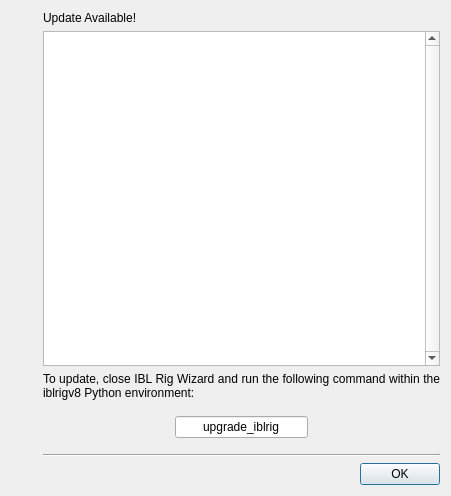
Above: iblrig/gui/ui_update.ui from int-brain-lab/iblrig before the change. Below: the same form after it.
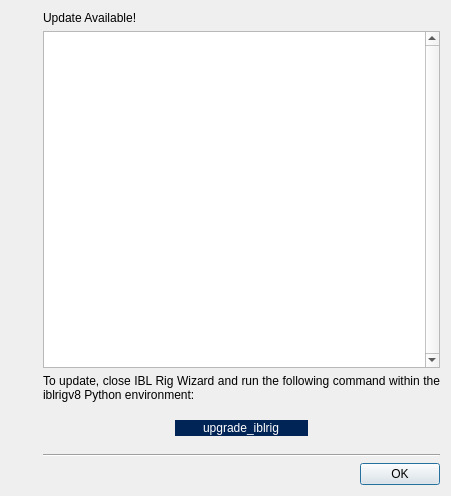
That is the form after the change. Icons and pictures are not drawn.

Patch:
```diff
--- a/iblrig/gui/ui_update.ui
+++ b/iblrig/gui/ui_update.ui
@@ -112,6 +112,9 @@
      </item>
      <item>
       <spacer name="verticalSpacer_2">
+       <property name="orientation">
+        <enum>Qt::Vertical</enum>
+       </property>
        <property name="sizeType">
         <enum>QSizePolicy::Fixed</enum>
        </property>
@@ -140,9 +143,16 @@
        </item>
        <item>
         <widget class="QLineEdit" name="uiLineEditCommand">
+         <property name="styleSheet">
+          <string notr="true">background-color: rgb(1, 36, 86);
+color: rgb(255, 255, 255);</string>
+         </property>
          <property name="text">
           <string>upgrade_iblrig</string>
          </property>
+         <property name="frame">
+          <bool>false</bool>
+         </property>
          <property name="alignment">
           <set>Qt::AlignCenter</set>
          </property>
@@ -168,6 +178,9 @@
      </item>
      <item>
       <spacer name="verticalSpacer_3">
+       <property name="orientation">
+        <enum>Qt::Vertical</enum>
+       </property>
        <property name="sizeType">
         <enum>QSizePolicy::Fixed</enum>
        </property>
```
Left out of the diff: 6 changed lines with no effect on the pictures.
